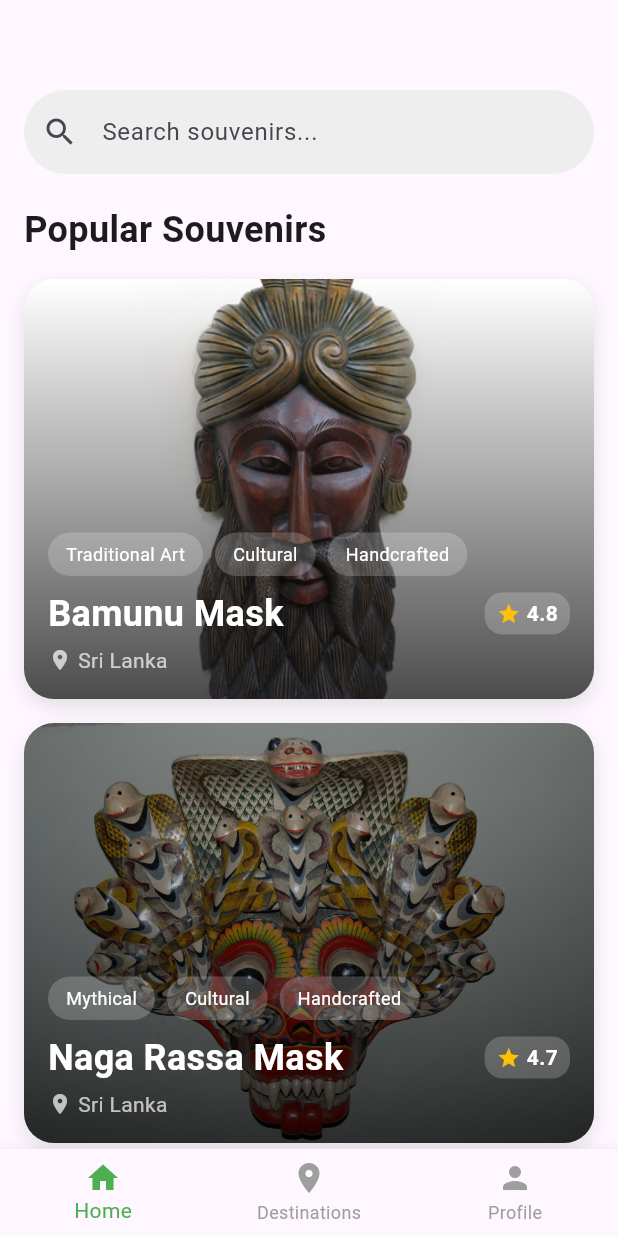
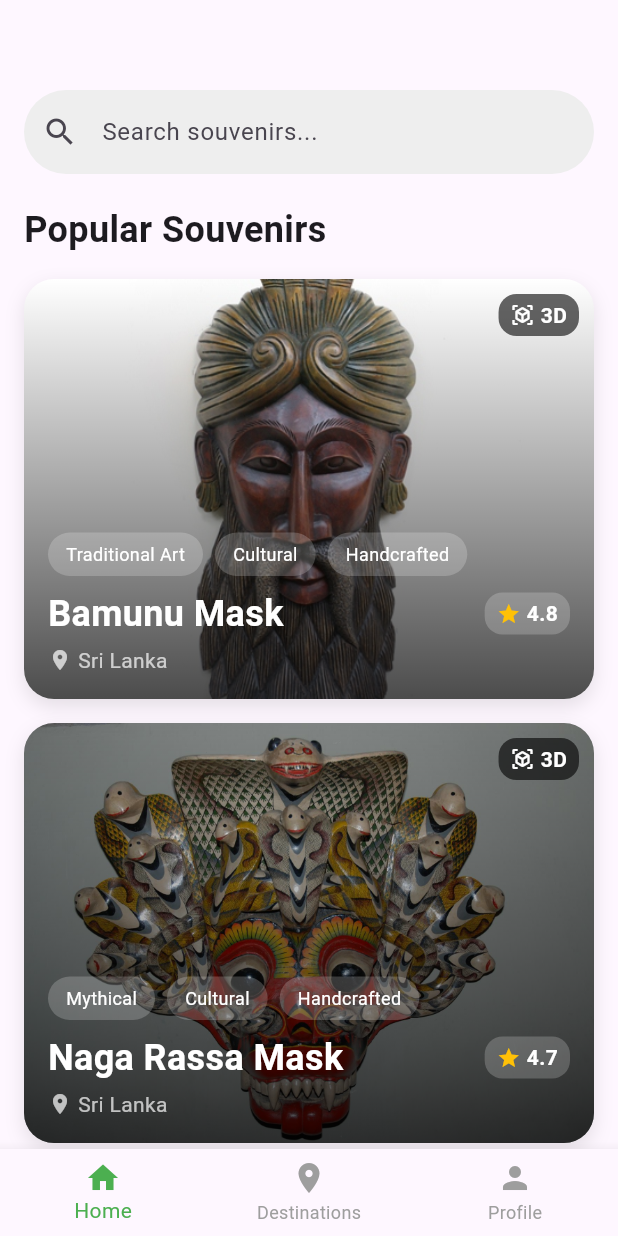
Before and after one commit to EnoshPerera/CeylonSphere, a Flutter app: the screen it shows after launch, on a phone screen of 412 x 824 dp. Run offline on Flutter 3.47's test engine with Material 3 defaults, Android fonts, the phone set to English and light mode, and no system bars; our stand-ins replace camera, firebase_auth, firebase_core, geolocator, google_maps_flutter; missing offline and left inert: flutter_polyline_points, google_maps_webservice, model_viewer_plus; accounts and stored records are empty.

Commit message:
Changed Souvenir page bu adding 3D images

```diff
--- a/lib/screens/souvenir_list_page.dart
+++ b/lib/screens/souvenir_list_page.dart
@@ -51,7 +51,7 @@ class _SouvenirListPageState extends State<SouvenirListPage> {
             padding: const EdgeInsets.all(16),
             sliver: SliverList(
               delegate: SliverChildBuilderDelegate(
-                (context, index) {
+                    (context, index) {
                   if (index == 0) {
                     return const Padding(
                       padding: EdgeInsets.only(bottom: 16),
@@ -76,6 +76,7 @@ class _SouvenirListPageState extends State<SouvenirListPage> {
                               title: souvenir.name,
                               content: souvenir.description,
                               imagePath: souvenir.imagePath,
+                              modelPath: souvenir.modelPath, // Pass the model path
                             ),
                           ),
                         );
@@ -117,6 +118,39 @@ class _SouvenirListPageState extends State<SouvenirListPage> {
                                       ),
                                     ),
                                   ),
+                                  // 3D model indicator
+                                  if (souvenir.modelPath != null)
+                                    Positioned(
+                                      top: 10,
+                                      right: 10,
+                                      child: Container(
+                                        padding: const EdgeInsets.symmetric(
+                                          horizontal: 8,
+                                          vertical: 4,
+                                        ),
+                                        decoration: BoxDecoration(
+                                          color: Colors.black.withOpacity(0.6),
+                                          borderRadius: BorderRadius.circular(12),
+                                        ),
+                                        child: Row(
+                                          children: const [
+                                            Icon(
+                                              Icons.view_in_ar,
+                                              color: Colors.white,
+                                              size: 16,
+                                            ),
+                                            SizedBox(width: 4),
+                                            Text(
+                                              '3D',
+                                              style: TextStyle(
+                                                color: Colors.white,
+                                                fontWeight: FontWeight.bold,
+                                              ),
+                                            ),
+                                          ],
+                                        ),
+                                      ),
+                                    ),
                                 ],
                               ),
                             ),
@@ -132,7 +166,7 @@ class _SouvenirListPageState extends State<SouvenirListPage> {
                                   Wrap(
                                     spacing: 8,
                                     children:
-                                        souvenir.categories.map((category) {
+                                    souvenir.categories.map((category) {
                                       return Container(
                                         padding: const EdgeInsets.symmetric(
                                           horizontal: 12,
@@ -141,7 +175,7 @@ class _SouvenirListPageState extends State<SouvenirListPage> {
                                         decoration: BoxDecoration(
                                           color: Colors.white.withOpacity(0.2),
                                           borderRadius:
-                                              BorderRadius.circular(20),
+                                          BorderRadius.circular(20),
                                         ),
                                         child: Text(
                                           category,
@@ -157,7 +191,7 @@ class _SouvenirListPageState extends State<SouvenirListPage> {
                                   // Name and Rating
                                   Row(
                                     mainAxisAlignment:
-                                        MainAxisAlignment.spaceBetween,
+                                    MainAxisAlignment.spaceBetween,
                                     children: [
                                       Expanded(
                                         child: Text(
@@ -177,7 +211,7 @@ class _SouvenirListPageState extends State<SouvenirListPage> {
                                         decoration: BoxDecoration(
                                           color: Colors.white.withOpacity(0.2),
                                           borderRadius:
-                                              BorderRadius.circular(12),
+                                          BorderRadius.circular(12),
                                         ),
                                         child: Row(
                                           children: [
--- a/pubspec.yaml
+++ b/pubspec.yaml
@@ -32,6 +32,7 @@ dependencies:
 
 
 
+
 dev_dependencies:
   flutter_test:
     sdk: flutter
@@ -40,6 +41,8 @@ dev_dependencies:
 flutter:
   assets:
     - assets/
+    - assets/bamunu_mask_01.glb
+    - assets/naga_rassa_mask_01.glb
 #    - assets/facebook-logo.png
 #    - assets/firstscreen.jpg
 #    - assets/google-logo.png
@@ -52,6 +55,8 @@ flutter:
 #    - assets/Suzuki-Swift.jpg
 #    - assets/robotglb.glb
 #    - assets/app_island.glb
+#    - assets/bamunu_mask_01.glb
+
 
 
   uses-material-design: true
```
Also changed, not shown: lib/screens/souvenir_item_page.dart (+35 -50 lines), assets/bamunu_mask_01.png (deleted), assets/naga_rassa_mask_01.png (deleted), 3 other files.
